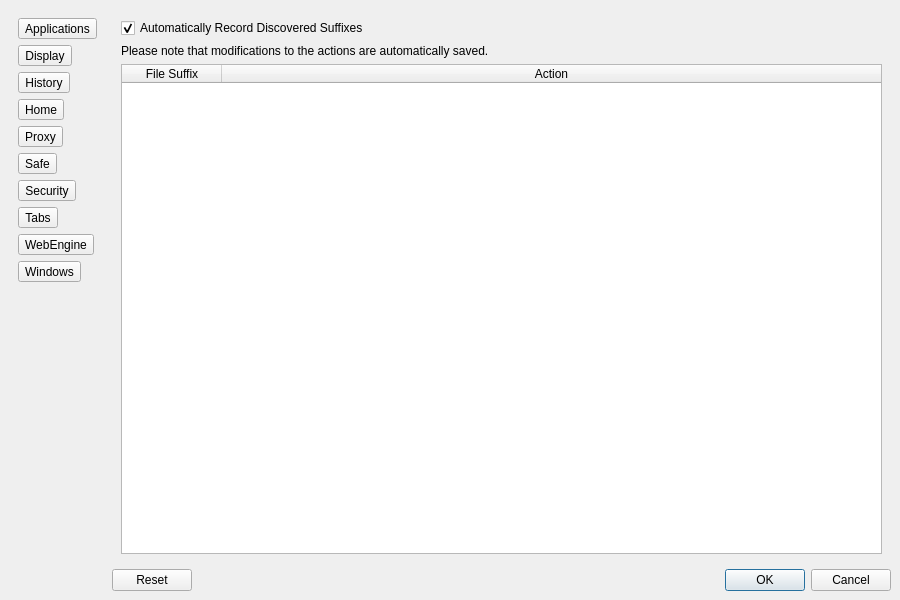
textbrowser/dooble, file Version 2.x/UI/dsettings.ui: the form before one commit.
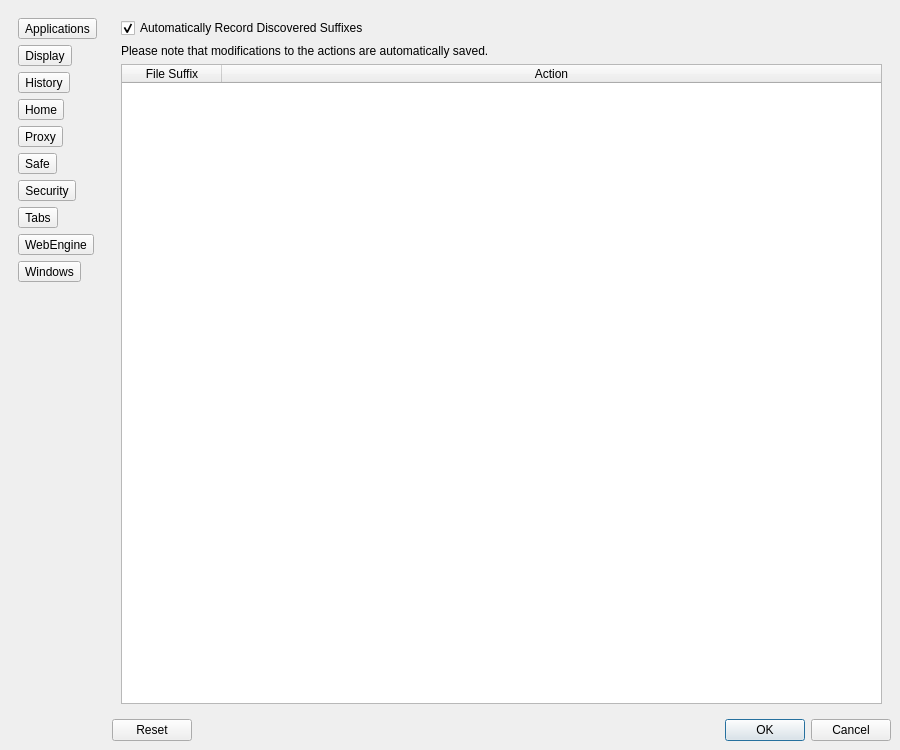
The form after the commit. Custom widgets are drawn as their Qt base class.

```diff
--- a/Version 2.x/UI/dsettings.ui
+++ b/Version 2.x/UI/dsettings.ui
@@ -7,7 +7,7 @@
     <x>0</x>
     <y>0</y>
     <width>900</width>
-    <height>600</height>
+    <height>750</height>
    </rect>
   </property>
   <property name="windowTitle">
@@ -38,7 +38,7 @@
          <x>0</x>
          <y>0</y>
          <width>107</width>
-         <height>582</height>
+         <height>732</height>
         </rect>
        </property>
        <layout class="QVBoxLayout" name="verticalLayout_22">
```
